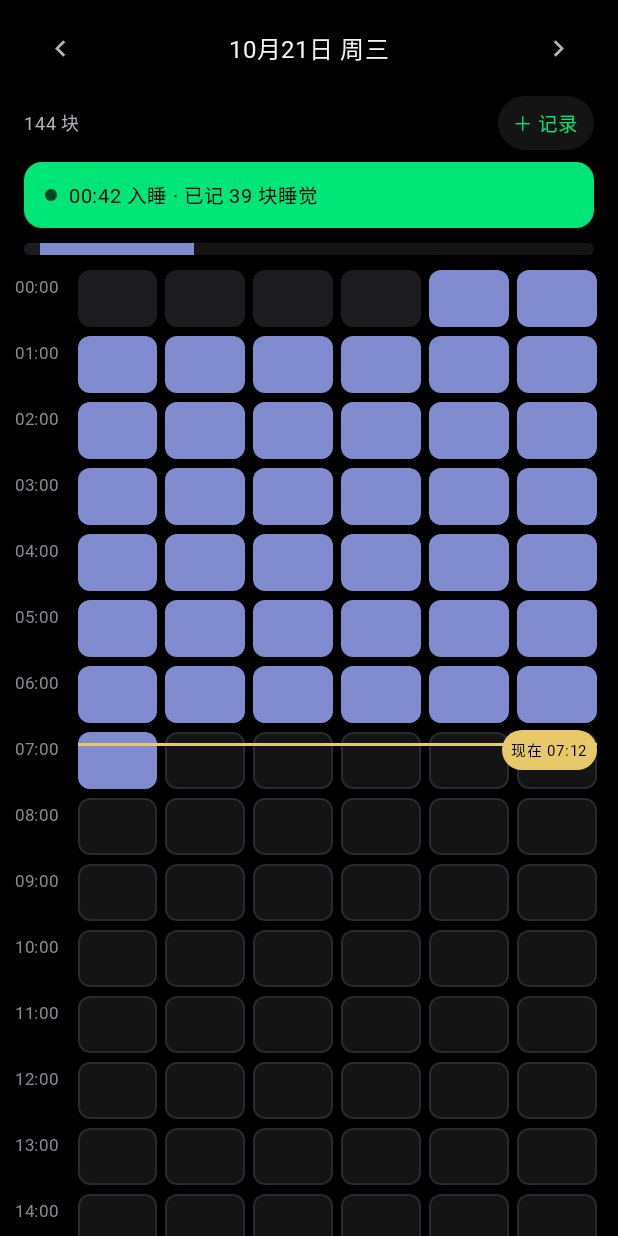
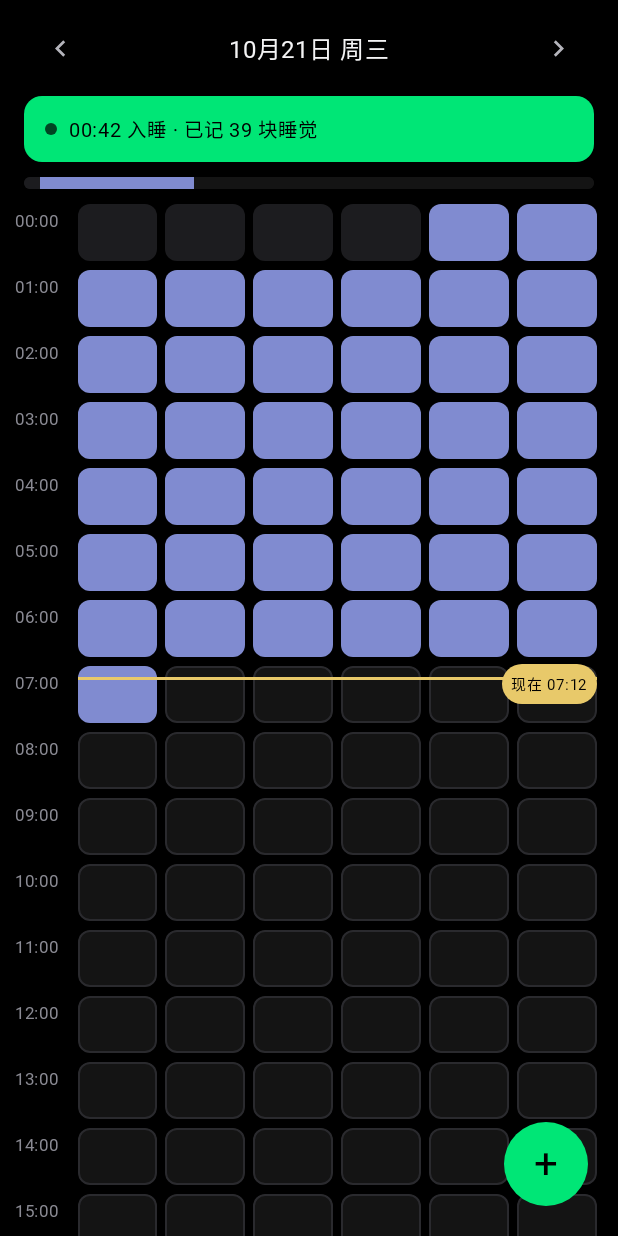
Before and after one commit to hanleiyu/TimeBlock, an Android app built with Jetpack Compose: the @Preview function PreviewAwake, on a phone screen of 412 x 824 dp. Run offline under Robolectric (Android 15) with nearby library versions, the phone set to English and light mode, and no system bars; Roboto replaces fonts that are not available here.

Commit message:
Unify overlay add buttons and fix life-grid tap mapping.
Share one OverlayFab for time-block health record, life event, and todo add.
Drop the 144-block / +记录 header so the control does not consume column height.
Center the life month cluster with equal narrower gutters, and map taps using the
scroll content-top inset so circle cells hit the intended month.

Co-authored-by: Miko <augbubbles@foxmail.com>

```diff
--- /dev/null
+++ b/app/src/main/java/com/shijiankuai/app/ui/chrome/OverlayFab.kt
@@ -0,0 +1,71 @@
+package com.shijiankuai.app.ui.chrome
+
+import androidx.compose.foundation.background
+import androidx.compose.foundation.clickable
+import androidx.compose.foundation.layout.Box
+import androidx.compose.foundation.layout.BoxScope
+import androidx.compose.foundation.layout.WindowInsets
+import androidx.compose.foundation.layout.WindowInsetsSides
+import androidx.compose.foundation.layout.navigationBars
+import androidx.compose.foundation.layout.only
+import androidx.compose.foundation.layout.padding
+import androidx.compose.foundation.layout.size
+import androidx.compose.foundation.layout.windowInsetsPadding
+import androidx.compose.foundation.shape.CircleShape
+import androidx.compose.material3.Text
+import androidx.compose.runtime.Composable
+import androidx.compose.ui.Alignment
+import androidx.compose.ui.Modifier
+import androidx.compose.ui.draw.clip
+import androidx.compose.ui.semantics.Role
+import androidx.compose.ui.semantics.clearAndSetSemantics
+import androidx.compose.ui.semantics.contentDescription
+import androidx.compose.ui.semantics.semantics
+import androidx.compose.ui.text.font.FontWeight
+import androidx.compose.ui.unit.dp
+import androidx.compose.ui.unit.sp
+import com.shijiankuai.app.ui.theme.Accent
+import com.shijiankuai.app.ui.theme.OnAccent
+
+/** Shared overlay + control. Does not take column height. */
+object OverlayFabSpec {
+    const val consumesLayoutHeight = false
+    const val sizeDp = 56
+    const val endPaddingDp = 20
+    const val bottomPaddingDp = 20
+    const val minTouchTargetDp = 48
+    const val scrollClearanceDp = 88
+    const val healthRecordDescription = "＋ 记录"
+    const val lifeEventDescription = "记录事件"
+}
+
+@Composable
+fun BoxScope.OverlayFab(
+    onClick: () -> Unit,
+    contentDescription: String,
+    modifier: Modifier = Modifier,
+) {
+    Box(
+        modifier
+            .align(Alignment.BottomEnd)
+            .windowInsetsPadding(WindowInsets.navigationBars.only(WindowInsetsSides.End))
+            .padding(
+                end = OverlayFabSpec.endPaddingDp.dp,
+                bottom = OverlayFabSpec.bottomPaddingDp.dp,
+            )
+            .size(OverlayFabSpec.sizeDp.dp)
+            .clip(CircleShape)
+            .background(Accent)
+            .semantics { this.contentDescription = contentDescription }
+            .clickable(role = Role.Button, onClick = onClick),
+        contentAlignment = Alignment.Center,
+    ) {
+        Text(
+            "+",
+            color = OnAccent,
+            fontSize = 28.sp,
+            fontWeight = FontWeight.SemiBold,
+            modifier = Modifier.clearAndSetSemantics { },
+        )
+    }
+}
--- a/app/src/main/java/com/shijiankuai/app/ui/today/TodayScreen.kt
+++ b/app/src/main/java/com/shijiankuai/app/ui/today/TodayScreen.kt
@@ -48,8 +48,9 @@ import com.shijiankuai.app.domain.BlockType
 import com.shijiankuai.app.ui.DatePick
 import com.shijiankuai.app.ui.TodayUi
 import com.shijiankuai.app.ui.chrome.DateNavBar
+import com.shijiankuai.app.ui.chrome.OverlayFab
+import com.shijiankuai.app.ui.chrome.OverlayFabSpec
 import com.shijiankuai.app.ui.theme.Accent
-import com.shijiankuai.app.ui.theme.Card
 import com.shijiankuai.app.ui.theme.GooseYellow
 import com.shijiankuai.app.ui.theme.EmptyFuture
 import com.shijiankuai.app.ui.theme.EmptyPast
@@ -99,11 +100,12 @@ fun TodayScreen(
     var sel by remember { mutableStateOf<IntRange?>(null) }
     var showSheet by remember { mutableStateOf(false) }
 
-    Column(
+    Box(
         Modifier
             .fillMaxSize()
             .background(Paper),
     ) {
+        Column(Modifier.fillMaxSize()) {
             DateNavBar(
                 label = ui.date.toCn(),
                 onPrev = { onShiftDate(-1) },
@@ -111,25 +113,6 @@ fun TodayScreen(
                 onLabelClick = { showDate = true },
                 modifier = Modifier.padding(horizontal = 16.dp),
             )
-        Row(
-            Modifier
-                .fillMaxWidth()
-                .padding(start = 16.dp, end = 16.dp, bottom = 8.dp),
-            verticalAlignment = Alignment.CenterVertically,
-        ) {
-            Text("144 块", color = Ink2, fontSize = 12.sp, modifier = Modifier.weight(1f))
-            Text(
-                "＋ 记录",
-                color = Accent,
-                fontSize = 13.sp,
-                fontWeight = FontWeight.SemiBold,
-                modifier = Modifier
-                    .clip(RoundedCornerShape(999.dp))
-                    .background(Card)
-                    .clickable(onClick = onAddHealthRecord)
-                    .padding(horizontal = 10.dp, vertical = 6.dp),
-            )
-        }
 
             if (ui.toast != null) {
                 Row(
@@ -169,6 +152,11 @@ fun TodayScreen(
                 scroll = gridScroll,
                 takeNowSnap = { takeNowSnap(ui.date, ui.isToday) },
                 modifier = Modifier.weight(1f),
+            )
+        }
+        OverlayFab(
+            onClick = onAddHealthRecord,
+            contentDescription = OverlayFabSpec.healthRecordDescription,
         )
     }
 
@@ -303,6 +291,7 @@ fun BlockGrid(
                 labelWidth = labelW,
             )
         }
+        Spacer(Modifier.height(OverlayFabSpec.scrollClearanceDp.dp))
     }
 }
 
```
Also changed, not shown: app/src/main/java/com/shijiankuai/app/ui/life/LifeHitTest.kt (+15 -1 lines), app/src/main/java/com/shijiankuai/app/ui/life/LifeScreen.kt (+27 -22 lines), app/src/main/java/com/shijiankuai/app/ui/todo/TodoScreen.kt (+7 -13 lines), 3 other files. Lines whose indentation alone changed are shown as unchanged.
